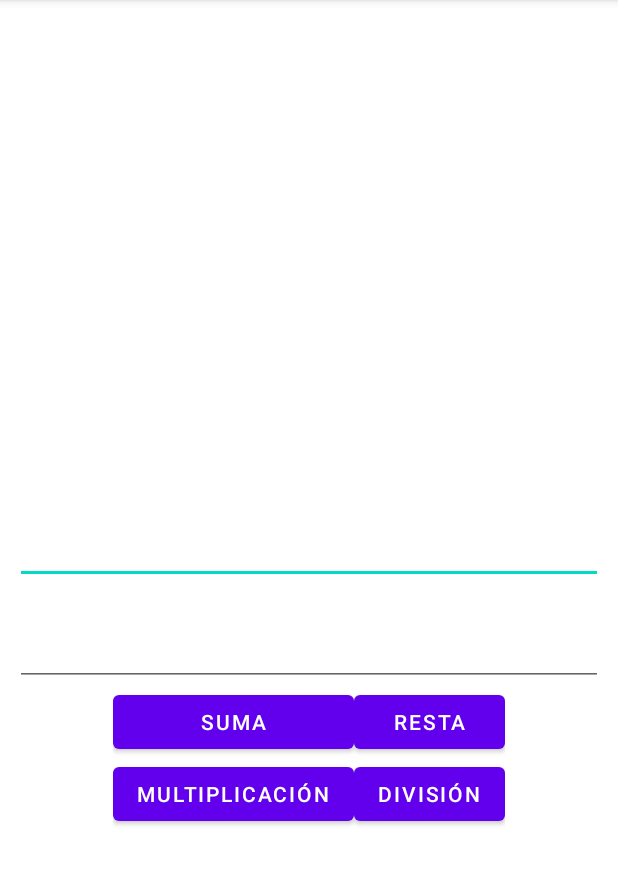
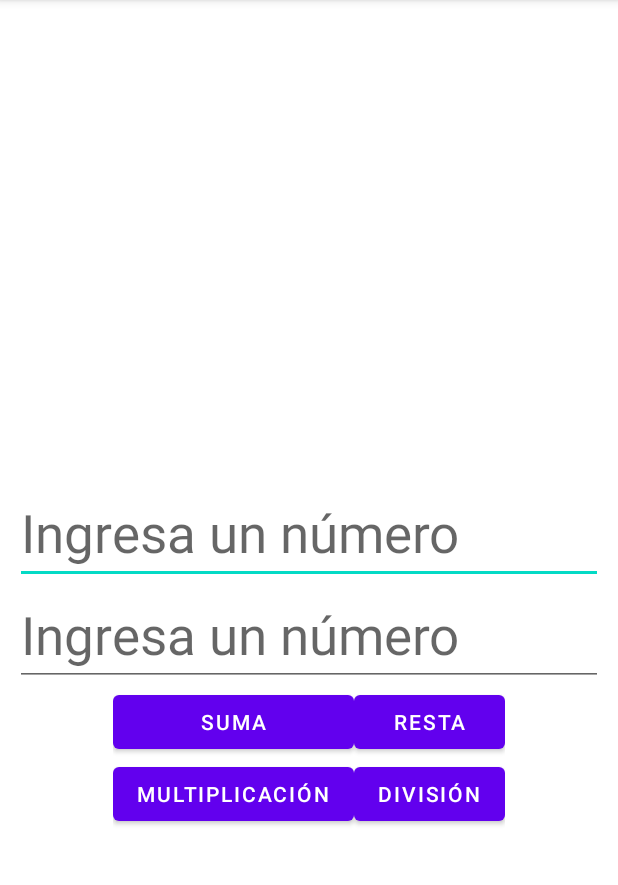
Before and after one commit to LexzTemptation/Practicas, an Android app: the screen it shows after launch (MainActivity), on a phone screen of 412 x 824 dp, the part 84-969 px from its top. Run offline under Robolectric (Android 15) with nearby library versions, the phone set to English and light mode, and no system bars.

```diff
--- a/Android/Calculadora/app/src/main/res/layout/activity_main.xml
+++ b/Android/Calculadora/app/src/main/res/layout/activity_main.xml
@@ -29,6 +29,7 @@
             android:layout_width="match_parent"
             android:layout_height="wrap_content"
             android:ems="10"
+            android:hint="@string/text_hint_numero"
             android:inputType="number"
             android:minHeight="48dp"
             android:textSize="35sp"
@@ -39,6 +40,7 @@
             android:layout_width="match_parent"
             android:layout_height="wrap_content"
             android:ems="10"
+            android:hint="@string/text_hint_numero"
             android:inputType="number"
             android:textSize="35sp"
             tools:ignore="TouchTargetSizeCheck,SpeakableTextPresentCheck" />
```
Also changed, not shown: 1 other file.
